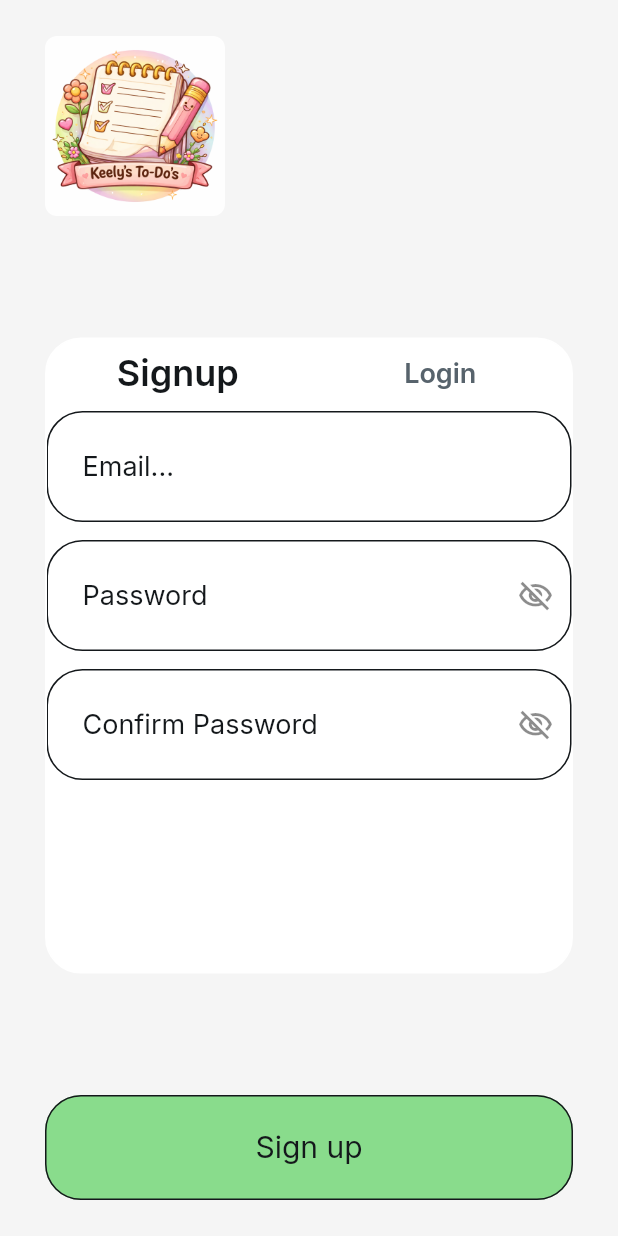
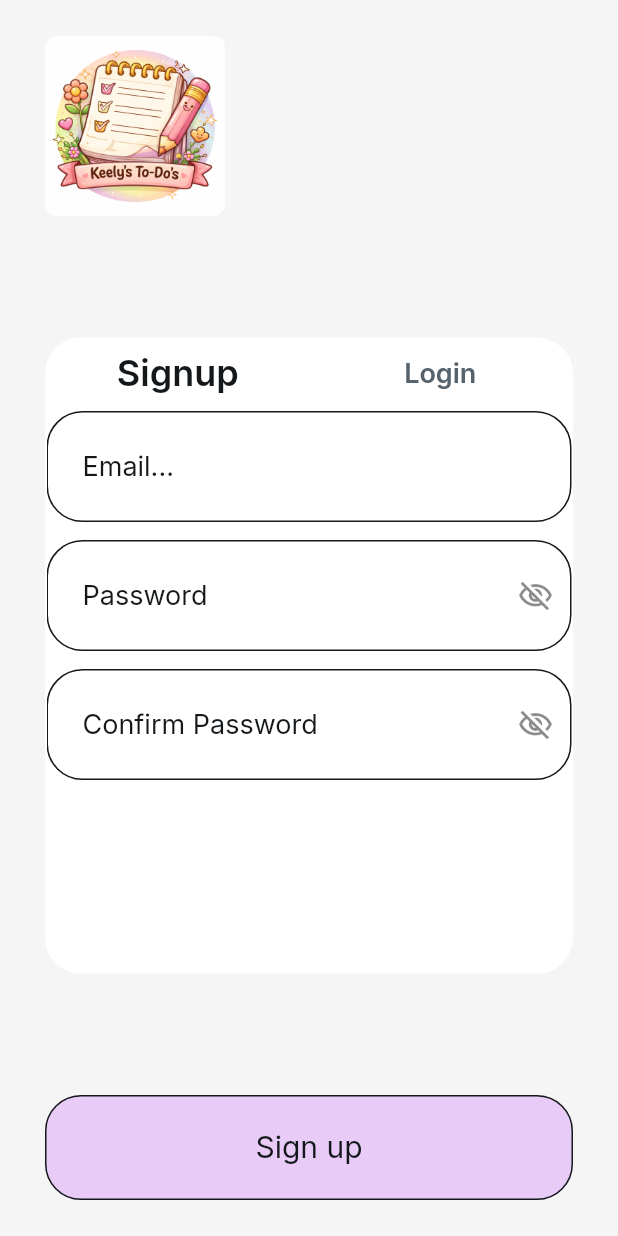
Before and after one commit to keelyfowler/TodoApp-FlutterFlow, a Flutter app: the screen it shows after launch, on a phone screen of 412 x 824 dp. Run offline on Flutter 3.47's test engine with Material 3 defaults, Android fonts, the phone set to English and light mode, and no system bars; drawn by our look-alikes of auto_size_text; our stand-ins replace cloud_firestore, easy_debounce, file_picker, firebase_auth, firebase_core, firebase_storage and 12 more; missing offline and left inert: json_path, mime_type; accounts and stored records are empty.

Commit message:
Change color scheme of application.

```diff
--- a/lib/flutter_flow/flutter_flow_theme.dart
+++ b/lib/flutter_flow/flutter_flow_theme.dart
@@ -124,9 +124,9 @@ class LightModeTheme extends FlutterFlowTheme {
   @Deprecated('Use tertiary instead')
   Color get tertiaryColor => tertiary;
 
-  late Color primary = const Color(0xFF89DC8C);
+  late Color primary = const Color(0xFFE9CBF8);
   late Color secondary = const Color(0xFF5794F2);
-  late Color tertiary = const Color(0xFFEE8B60);
+  late Color tertiary = const Color(0xFF9CDFAD);
   late Color alternate = const Color(0xFFE0E3E7);
   late Color primaryText = const Color(0xFF14181B);
   late Color secondaryText = const Color(0xFF57636C);
```
